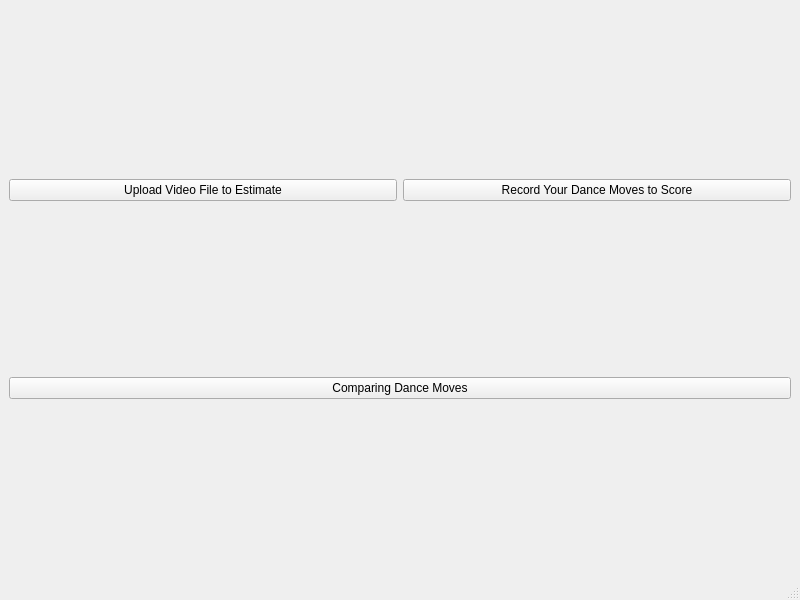
AdiSuresh/dance-evaluator, file fyp-gui/Home_Screen.ui: the form before one commit.
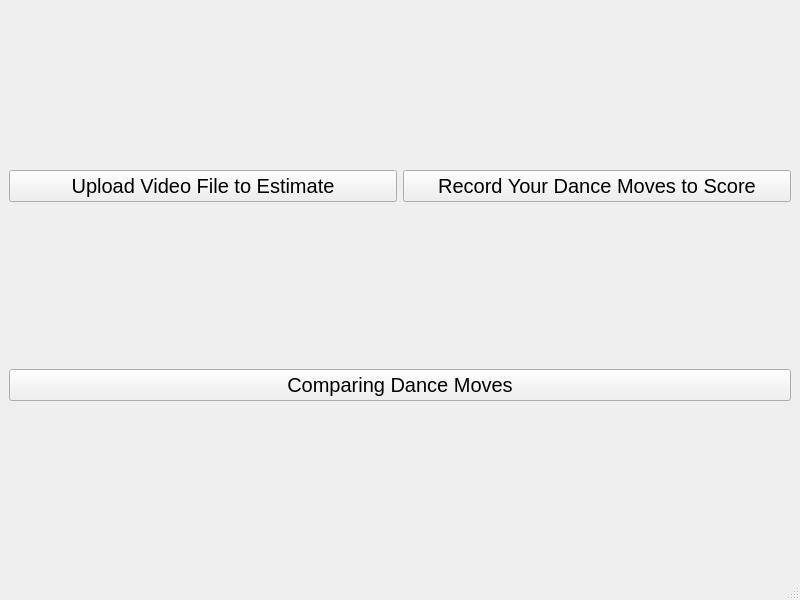
The form after the commit.

What changed in the file:
```diff
--- a/fyp-gui/Home_Screen.ui
+++ b/fyp-gui/Home_Screen.ui
@@ -13,6 +13,9 @@
   <property name="windowTitle">
    <string>MainWindow</string>
   </property>
+  <property name="styleSheet">
+   <string notr="true">font-size: 20px;</string>
+  </property>
   <widget class="QWidget" name="centralwidget">
    <layout class="QGridLayout" name="gridLayout">
     <item row="0" column="0">
```
Left out of the diff: 6 changed lines with no effect on the pictures.
